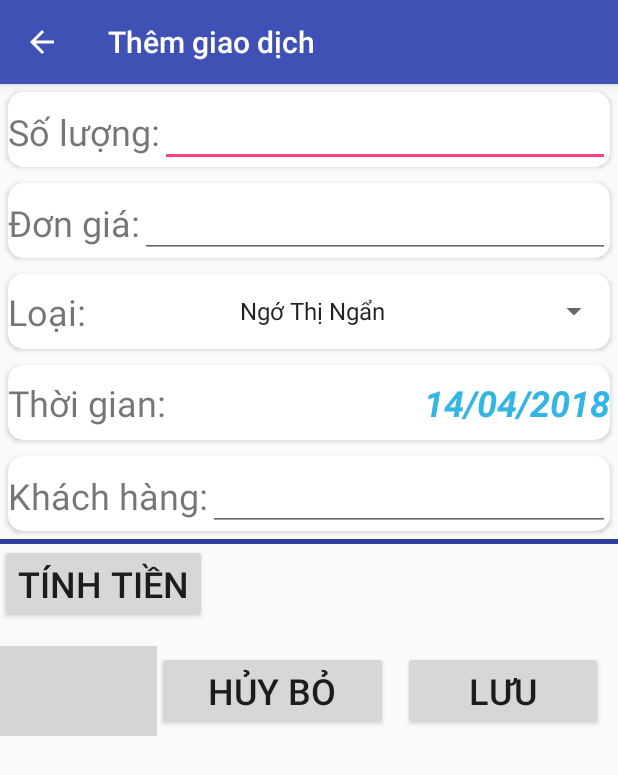
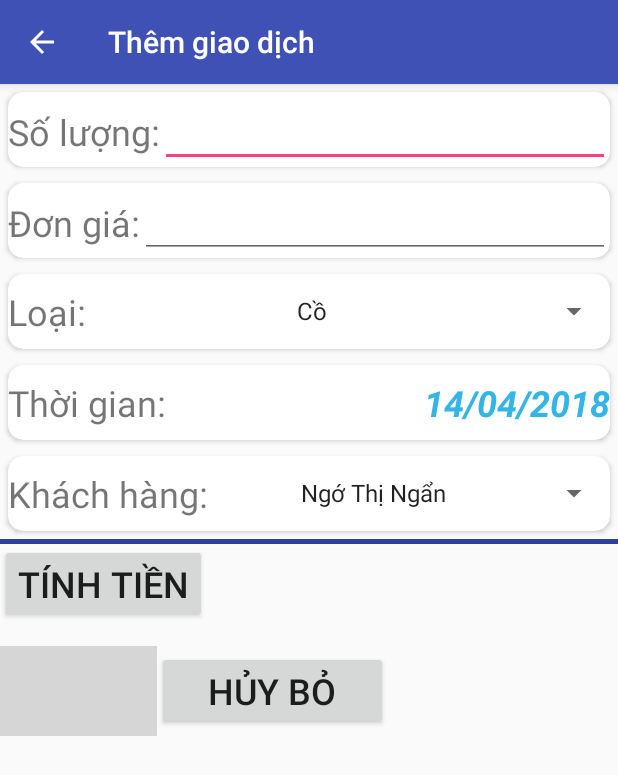
Before and after one commit to TranTanDong/QLSP_TrungVit, an Android app: the MuaVao screen opened directly, with no data from a screen before it, after a tap on "Thêm giao dịch", on a phone screen of 412 x 824 dp. Shown: the top 775 px of the screen. Run offline under Robolectric (Android 15) with nearby library versions, the phone set to English and light mode, and no system bars; grey boxes are pictures that could not be loaded.

Commit message:
Add item Activity MuaVao

```diff
--- a/app/src/main/java/com/example/woo/qlsp_trungvit/Adapter/SanPhamAdapter.java
+++ b/app/src/main/java/com/example/woo/qlsp_trungvit/Adapter/SanPhamAdapter.java
@@ -1,9 +1,79 @@
 package com.example.woo.qlsp_trungvit.Adapter;
+
+import android.support.v7.widget.RecyclerView;
+import android.view.LayoutInflater;
+import android.view.View;
+import android.view.ViewGroup;
+import android.widget.ImageView;
+import android.widget.TextView;
+
+import com.example.woo.qlsp_trungvit.Interface.ISanPham;
+import com.example.woo.qlsp_trungvit.Model.ListSanPham;
+import com.example.woo.qlsp_trungvit.MuaVao;
+import com.example.woo.qlsp_trungvit.R;
+
+import java.util.ArrayList;
 
 /**
  * Created by Woo on 3/22/2018.
  */
 
-public class SanPhamAdapter {
+public class SanPhamAdapter extends RecyclerView.Adapter<SanPhamAdapter.SanPhamViewHolder>{
 
+    MuaVao context;
+    ArrayList<ListSanPham> sanPhams;
+    ISanPham iSanPham;
+
+    public SanPhamAdapter(MuaVao context, ArrayList<ListSanPham> sanPhams, ISanPham iSanPham) {
+        this.context = context;
+        this.sanPhams = sanPhams;
+        this.iSanPham = iSanPham;
+    }
+
+    @Override
+    public SanPhamViewHolder onCreateViewHolder(ViewGroup parent, int viewType) {
+        View sanPhamView = LayoutInflater.from(context).inflate(R.layout.item, parent, false);
+        return new SanPhamViewHolder(sanPhamView);
+    }
+
+    @Override
+    public void onBindViewHolder(SanPhamViewHolder holder, final int position) {
+        holder.tv_soLuongSP.setText(String.valueOf(sanPhams.get(position).getSoLuong()));
+        holder.tv_donGiaSP.setText(String.valueOf(sanPhams.get(position).getDonGia()));
+        holder.tv_thoiGianSP.setText(sanPhams.get(position).getThoiGian());
+        holder.tv_loaiSP.setText(sanPhams.get(position).getLoai());
+        int sl = sanPhams.get(position).getSoLuong();
+        int dg = sanPhams.get(position).getDonGia();
+        holder.tv_tinhTienSP.setText(String.valueOf(sl*dg));
+
+        holder.itemView.setTag(position);
+        holder.itemView.setOnClickListener(new View.OnClickListener() {
+            @Override
+            public void onClick(View view) {
+                int i = Integer.parseInt(view.getTag().toString());
+                iSanPham.ClickItemSanPham(i);
+            }
+        });
+    }
+
+    @Override
+    public int getItemCount() {
+        return sanPhams.size();
+    }
+
+    public class SanPhamViewHolder extends RecyclerView.ViewHolder {
+        private TextView tv_soLuongSP, tv_donGiaSP, tv_thoiGianSP, tv_loaiSP, tv_tinhTienSP;
+
+
+        public SanPhamViewHolder(View itemView) {
+            super(itemView);
+
+            tv_soLuongSP = itemView.findViewById(R.id.tv_soLuongSP);
+            tv_donGiaSP = itemView.findViewById(R.id.tv_donGiaSP);
+            tv_thoiGianSP = itemView.findViewById(R.id.tv_thoiGianSP);
+            tv_loaiSP = itemView.findViewById(R.id.tv_loaiSP);
+            tv_tinhTienSP = itemView.findViewById(R.id.tv_tinhTienSP);
+
+        }
+    }
 }
--- a/app/src/main/java/com/example/woo/qlsp_trungvit/AddGiaoDich.java
+++ b/app/src/main/java/com/example/woo/qlsp_trungvit/AddGiaoDich.java
@@ -1,6 +1,7 @@
 package com.example.woo.qlsp_trungvit;
 
 import android.app.DatePickerDialog;
+import android.content.Intent;
 import android.os.Build;
 import android.support.annotation.RequiresApi;
 import android.support.v7.app.AppCompatActivity;
@@ -13,6 +14,7 @@ import android.widget.ArrayAdapter;
 import android.widget.Button;
 import android.widget.DatePicker;
 import android.widget.EditText;
+import android.widget.ImageView;
 import android.widget.Spinner;
 import android.widget.TextView;
 import android.widget.Toast;
@@ -28,15 +30,20 @@ public class AddGiaoDich extends AppCompatActivity {
     private TextView tv_tinhTien, tv_thoiGian;
     private EditText et_soLuong, et_donGia;
     private Button btn_luuGiaDich, btn_huyGiaoDich, btn_tinhTien;
-    private Spinner spn_loai;
+    private Spinner spn_loai, spn_khachHang;
+    private ImageView img_loaiGiaoDich;
 
     private Calendar calendar = Calendar.getInstance();
     private SimpleDateFormat sdf = new SimpleDateFormat("dd/MM/yyyy");
     private DecimalFormat dcf = new DecimalFormat("#,###,###");
 
     public static ArrayList<String> arrayList = new ArrayList<String>();
+    public static String[] arrLoai = {"Cồ", "Lạc", "So", "Giữa", "Dạc", "Ngang", "Thúi", "Dập", "Lộn"};
 
     private int lastesSelected = -1; //Vị trí click Spinner
+    private int codeType;
+
+    Intent mIntent;
 
     @Override
     protected void onCreate(Bundle savedInstanceState) {
@@ -54,25 +61,44 @@ public class AddGiaoDich extends AppCompatActivity {
         btn_tinhTien = findViewById(R.id.btn_tinhTien);
         btn_huyGiaoDich = findViewById(R.id.btn_huyGiaoDich);
         btn_luuGiaDich = findViewById(R.id.btn_luuGiaoDich);
+        img_loaiGiaoDich = findViewById(R.id.img_loaiGiaoDich);
 
-        //Loại
+        //Set et_thoiGian
+        tv_thoiGian.setText(sdf.format(calendar.getTime()));
+
+        //Spinner Loai
+        spn_loai = findViewById(R.id.spn_loai);
+        ArrayAdapter<String> adapterLoai = new ArrayAdapter<String>(
+                this,
+                android.R.layout.simple_spinner_item,
+                arrLoai
+        );
+        adapterLoai.setDropDownViewResource(android.R.layout.simple_list_item_single_choice);
+        spn_loai.setAdapter(adapterLoai);
+
+        //Spinner khachHang
         arrayList.clear();
         for (int i = 0; i < KhachHang.khachHangs.size(); i++){
             Log.i("ArrayList",KhachHang.khachHangs.get(i).getTenKH());
             arrayList.add(KhachHang.khachHangs.get(i).getTenKH());
         }
 
-        spn_loai = findViewById(R.id.spn_loai);
-        ArrayAdapter<String> adapterLoai = new ArrayAdapter<String>(
+        spn_khachHang = findViewById(R.id.spn_khachHang);
+        ArrayAdapter<String> adapterKhachHang = new ArrayAdapter<String>(
                 this,
                 android.R.layout.simple_spinner_item,
                 arrayList
         );
-        adapterLoai.setDropDownViewResource(android.R.layout.simple_list_item_single_choice);
-        spn_loai.setAdapter(adapterLoai);
+        adapterKhachHang.setDropDownViewResource(android.R.layout.simple_list_item_single_choice);
+        spn_khachHang.setAdapter(adapterKhachHang);
 
-        //Set et_thoiGian
-        tv_thoiGian.setText(sdf.format(calendar.getTime()));
+        mIntent = getIntent();
+        codeType = mIntent.getIntExtra("CodeMua", -1);
+        if (codeType == MuaVao.CODE_REQUEST_ADDSP){
+            img_loaiGiaoDich.setImageResource(R.drawable.ic_muavao);
+        }else img_loaiGiaoDich.setImageResource(R.drawable.ic_banra);
+
+
     }
 
     private void addEvents() {
@@ -92,11 +118,11 @@ public class AddGiaoDich extends AppCompatActivity {
             }
         });
 
-        //Xử lý click Spinner
-        spn_loai.setOnItemSelectedListener(new AdapterView.OnItemSelectedListener() {
+        //Xử lý click Spinner spn_khachHang
+        spn_khachHang.setOnItemSelectedListener(new AdapterView.OnItemSelectedListener() {
             @Override
             public void onItemSelected(AdapterView<?> adapterView, View view, int i, long l) {
-                Toast.makeText(AddGiaoDich.this, "Bạn vừa chọn "+arrayList.get(i), Toast.LENGTH_LONG).show();
+                //Toast.makeText(AddGiaoDich.this, "Bạn vừa chọn "+arrayList.get(i), Toast.LENGTH_LONG).show();
                 lastesSelected = i;
             }
 
@@ -105,6 +131,46 @@ public class AddGiaoDich extends AppCompatActivity {
 
             }
         });
+
+        //Xử lý click Spinner spn_loai
+        spn_loai.setOnItemSelectedListener(new AdapterView.OnItemSelectedListener() {
+            @Override
+            public void onItemSelected(AdapterView<?> adapterView, View view, int i, long l) {
+                //Toast.makeText(AddGiaoDich.this, "Bạn vừa chọn "+arrLoai[i].toString(), Toast.LENGTH_LONG).show();
+            }
+
+            @Override
+            public void onNothingSelected(AdapterView<?> adapterView) {
+
+            }
+        });
+
+        //Xử lý hủy thêm Giao Dịch
+        btn_huyGiaoDich.setOnClickListener(new View.OnClickListener() {
+            @Override
+            public void onClick(View view) {
+                finish();
+            }
+        });
+
+        //Xử lý click Lưu
+        btn_luuGiaDich.setOnClickListener(new View.OnClickListener() {
+            @Override
+            public void onClick(View view) {
+                xuLyLuuGiaoDich();
+                //Toast.makeText(AddGiaoDich.this, "Click làm tao đau rồi đó!", Toast.LENGTH_LONG).show();
+            }
+        });
+    }
+
+    private void xuLyLuuGiaoDich() {
+        mIntent.putExtra("SL", et_soLuong.getText().toString());
+        mIntent.putExtra("DG", et_donGia.getText().toString());
+        mIntent.putExtra("L", spn_loai.getSelectedItem().toString());
+        mIntent.putExtra("TG", tv_thoiGian.getText().toString());
+        mIntent.putExtra("KH", spn_khachHang.getSelectedItem().toString());
+        setResult(MuaVao.CODE_RESULT_ADDSP, mIntent);
+        finish();
     }
 
     private void xuLyTinhTien() {
@@ -118,7 +184,12 @@ public class AddGiaoDich extends AppCompatActivity {
             soLuong = Integer.parseInt(et_soLuong.getText().toString());
             s = soLuong*donGia;
             tv_tinhTien.setText(dcf.format(s)+"đ  ");
+
+            //Hiện btn_luuGiaoDich
+            btn_luuGiaDich.setVisibility(View.VISIBLE);
         }
+
+
     }
 
     //Xử lý thời gian
--- /dev/null
+++ b/app/src/main/java/com/example/woo/qlsp_trungvit/Interface/ISanPham.java
@@ -0,0 +1,5 @@
+package com.example.woo.qlsp_trungvit.Interface;
+
+public interface ISanPham {
+    void ClickItemSanPham(final int pos);
+}
--- a/app/src/main/java/com/example/woo/qlsp_trungvit/KhachHang.java
+++ b/app/src/main/java/com/example/woo/qlsp_trungvit/KhachHang.java
@@ -79,6 +79,9 @@ public class KhachHang extends AppCompatActivity implements IKhachHang {
 
     @RequiresApi(api = Build.VERSION_CODES.N)
     private void addControls() {
+
+        //Thêm dữ liệu vào khachHangs để test
+        khachHangs.clear();
         khachHangs.add(new ListKhachHang(1, "Mơ Văn Mộng", "0125458740", "P1-ST"));
         khachHangs.add(new ListKhachHang(2, "Ngớ Thị Ngẩn", "0125875840", "P2-CM"));
         khachHangs.add(new ListKhachHang(3, "Điên Nặng Điện", "0125452740", "P3-TN"));
@@ -90,6 +93,7 @@ public class KhachHang extends AppCompatActivity implements IKhachHang {
         khachHangs.add(new ListKhachHang(9, "Đánh Văn Chạy", "0125890740", "P9-KH"));
         khachHangs.add(new ListKhachHang(10, "Chạy Thị Chú", "0123458740", "Q1-HG"));
 
+        //Xử lý RecyclerView rcv_khachHang
         rcv_khachHang = (RecyclerView)findViewById(R.id.rcv_khachHang);
         rcv_khachHang.setLayoutManager(new LinearLayoutManager(this));
         khachHangAdapter = new KhachHangAdapter(this, khachHangs, this);
--- a/app/src/main/java/com/example/woo/qlsp_trungvit/MuaVao.java
+++ b/app/src/main/java/com/example/woo/qlsp_trungvit/MuaVao.java
@@ -3,15 +3,28 @@ package com.example.woo.qlsp_trungvit;
 import android.content.Intent;
 import android.support.v7.app.AppCompatActivity;
 import android.os.Bundle;
+import android.support.v7.widget.LinearLayoutManager;
+import android.support.v7.widget.RecyclerView;
 import android.view.Menu;
 import android.view.MenuInflater;
 import android.view.MenuItem;
+import android.widget.Adapter;
+import android.widget.Toast;
 
-public class MuaVao extends AppCompatActivity {
+import com.example.woo.qlsp_trungvit.Adapter.SanPhamAdapter;
+import com.example.woo.qlsp_trungvit.Interface.ISanPham;
+import com.example.woo.qlsp_trungvit.Model.ListSanPham;
+
+import java.util.ArrayList;
+
+public class MuaVao extends AppCompatActivity implements ISanPham {
 
     public static final int CODE_REQUEST_ADDSP = 3;
     public static final int CODE_RESULT_ADDSP = 4;
 
+    private RecyclerView rcv_muaVao;
+    ArrayList<ListSanPham> listSanPhams = new ArrayList<>();
+    SanPhamAdapter sanPhamAdapter;
 
     @Override
     protected void onCreate(Bundle savedInstanceState) {
@@ -27,6 +40,24 @@ public class MuaVao extends AppCompatActivity {
 
     private void addControls() {
 
+        //Thêm dữ liệu vào listSanPham để test
+        listSanPhams.clear();
+        listSanPhams.add(new ListSanPham(1, 1000, 1500, "Cồ", "22/12/2018", "NVA"));
+        listSanPhams.add(new ListSanPham(2, 1100, 1600, "So", "23/12/2018", "NVB"));
+        listSanPhams.add(new ListSanPham(3, 1200, 1700, "Cồ", "21/12/2018", "NVD"));
+        listSanPhams.add(new ListSanPham(4, 1300, 1800, "Lạc", "24/12/2018", "NVE"));
+        listSanPhams.add(new ListSanPham(5, 1400, 1900, "Cồ", "25/12/2018", "NVT"));
+        listSanPhams.add(new ListSanPham(6, 1500, 1200, "Dạc", "26/12/2018", "NVS"));
+        listSanPhams.add(new ListSanPham(7, 1600, 1300, "Ngang", "27/12/2018", "NVX"));
+        listSanPhams.add(new ListSanPham(8, 1700, 1400, "Cồ", "28/12/2018", "NVZ"));
+        listSanPhams.add(new ListSanPham(9, 1800, 1100, "Giữa", "29/12/2018", "NVV"));
+        listSanPhams.add(new ListSanPham(10, 1900, 1950, "Cồ", "20/12/2018", "NVN"));
+
+        //Xử lý RecyclerView rcv_muaVao
+        rcv_muaVao = findViewById(R.id.rcv_muaVao);
+        rcv_muaVao.setLayoutManager(new LinearLayoutManager(this));
+        sanPhamAdapter = new SanPhamAdapter(this, listSanPhams, this);
+        rcv_muaVao.setAdapter(sanPhamAdapter);
     }
 
     @Override
@@ -40,8 +71,33 @@ public class MuaVao extends AppCompatActivity {
     public boolean onOptionsItemSelected(MenuItem item) {
         if(item.getItemId() == R.id.add){
             Intent intent = new Intent(MuaVao.this, AddGiaoDich.class);
+            intent.putExtra("CodeMua", CODE_REQUEST_ADDSP);
             startActivityForResult(intent, CODE_REQUEST_ADDSP);
         }
         return super.onOptionsItemSelected(item);
     }
+
+    @Override
+    protected void onActivityResult(int requestCode, int resultCode, Intent data) {
+        super.onActivityResult(requestCode, resultCode, data);
+
+        if (requestCode == CODE_REQUEST_ADDSP && resultCode == CODE_RESULT_ADDSP){
+            Intent rIntent = getIntent();
+            int SL = Integer.parseInt(data.getStringExtra("SL"));
+            int DG = Integer.parseInt(data.getStringExtra("DG"));
+            String L = data.getStringExtra("L");
+            String TG = data.getStringExtra("TG");
+            String KH = data.getStringExtra("KH");
+
+            listSanPhams.add(new ListSanPham(listSanPhams.size()+1, SL, DG, L, TG, KH));
+            sanPhamAdapter.notifyDataSetChanged();
+            Toast.makeText(MuaVao.this, "Thêm giao dịch thành công!", Toast.LENGTH_SHORT).show();
+        }
+
+    }
+
+    @Override
+    public void ClickItemSanPham(int pos) {
+        Toast.makeText(MuaVao.this, "Cái này của "+listSanPhams.get(pos).getTenKhachHang().toString(), Toast.LENGTH_SHORT).show();
+    }
 }
--- a/app/src/main/res/layout/activity_add_giao_dich.xml
+++ b/app/src/main/res/layout/activity_add_giao_dich.xml
@@ -147,16 +147,17 @@
 
             <TextView
                 android:layout_width="wrap_content"
-                android:layout_height="wrap_content"
+                android:layout_height="50dp"
+                android:gravity="center"
                 android:text="Khách hàng:"
                 android:textSize="24dp"/>
 
-            <EditText
-                android:id="@+id/et_khachHang"
+            <Spinner
+                android:id="@+id/spn_khachHang"
                 android:layout_width="match_parent"
                 android:layout_height="wrap_content"
-                android:gravity="right"
-                android:textColor="@android:color/holo_blue_light"
+                android:layout_gravity="center"
+                android:textAlignment="center"
                 android:textSize="24dp"
                 android:textStyle="bold|italic" />
 
@@ -204,7 +205,7 @@
             android:layout_width="60dp"
             android:layout_height="60dp"
             android:layout_weight="1"
-            android:src="@drawable/ic_muavao"/>
+            android:src="@drawable/ic_themkhachhang"/>
 
         <Button
             android:id="@+id/btn_huyGiaoDich"
@@ -220,11 +221,12 @@
             android:id="@+id/btn_luuGiaoDich"
             android:layout_width="wrap_content"
             android:layout_height="wrap_content"
+            android:layout_gravity="center_vertical"
+            android:layout_marginRight="10dp"
             android:layout_weight="1"
-            android:layout_marginRight="10dp"
             android:text="LƯU"
             android:textSize="24dp"
-            android:layout_gravity="center_vertical" />
+            android:visibility="invisible" />
 
     </LinearLayout>
 
--- a/app/src/main/res/layout/activity_mua_vao.xml
+++ b/app/src/main/res/layout/activity_mua_vao.xml
@@ -8,6 +8,7 @@
 
 
     <android.support.v7.widget.RecyclerView
+        android:id="@+id/rcv_muaVao"
         android:layout_width="match_parent"
         android:layout_height="match_parent" />
 </LinearLayout>
--- a/app/src/main/res/layout/item.xml
+++ b/app/src/main/res/layout/item.xml
@@ -21,6 +21,7 @@
             android:orientation="vertical">
 
             <TextView
+                android:id="@+id/tv_soLuongSP"
                 android:layout_width="match_parent"
                 android:layout_height="wrap_content"
                 android:paddingStart="10dp"
@@ -40,6 +41,7 @@
                 android:textStyle="bold|italic" />
 
             <TextView
+                android:id="@+id/tv_donGiaSP"
                 android:layout_width="match_parent"
                 android:layout_height="wrap_content"
                 android:layout_gravity="end"
@@ -62,6 +64,7 @@
             android:orientation="vertical">
 
             <TextView
+                android:id="@+id/tv_thoiGianSP"
                 android:layout_width="match_parent"
                 android:layout_height="wrap_content"
                 android:gravity="center"
@@ -83,7 +86,7 @@
 
 
             <TextView
-                android:id="@+id/total"
+                android:id="@+id/tv_tinhTienSP"
                 android:layout_width="match_parent"
                 android:layout_height="wrap_content"
                 android:gravity="center"
```
